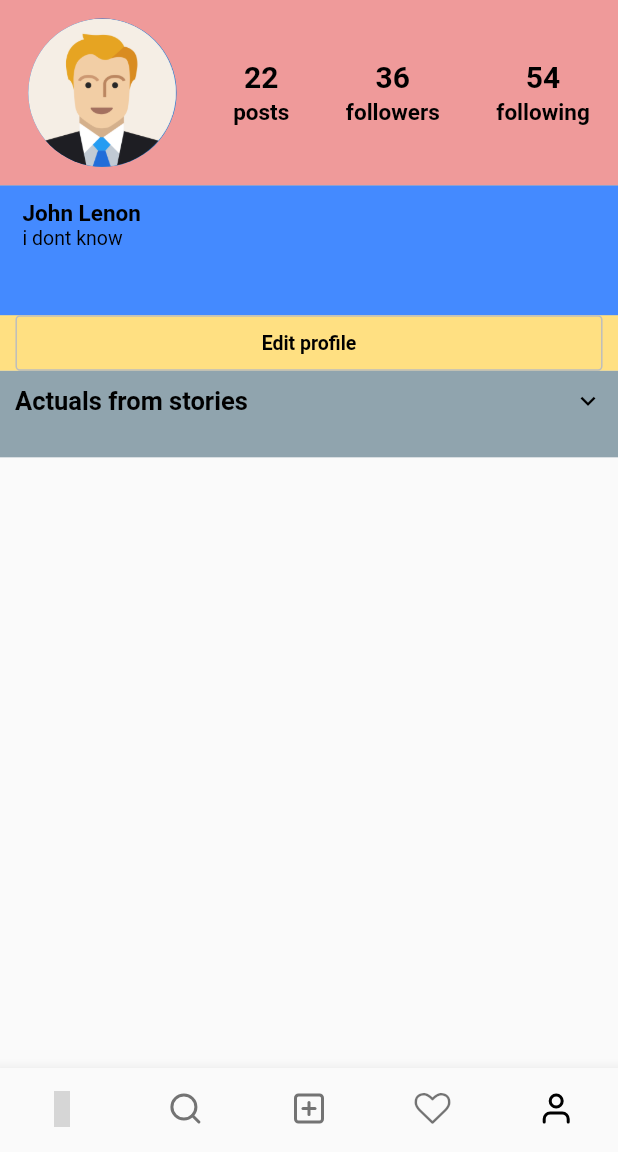
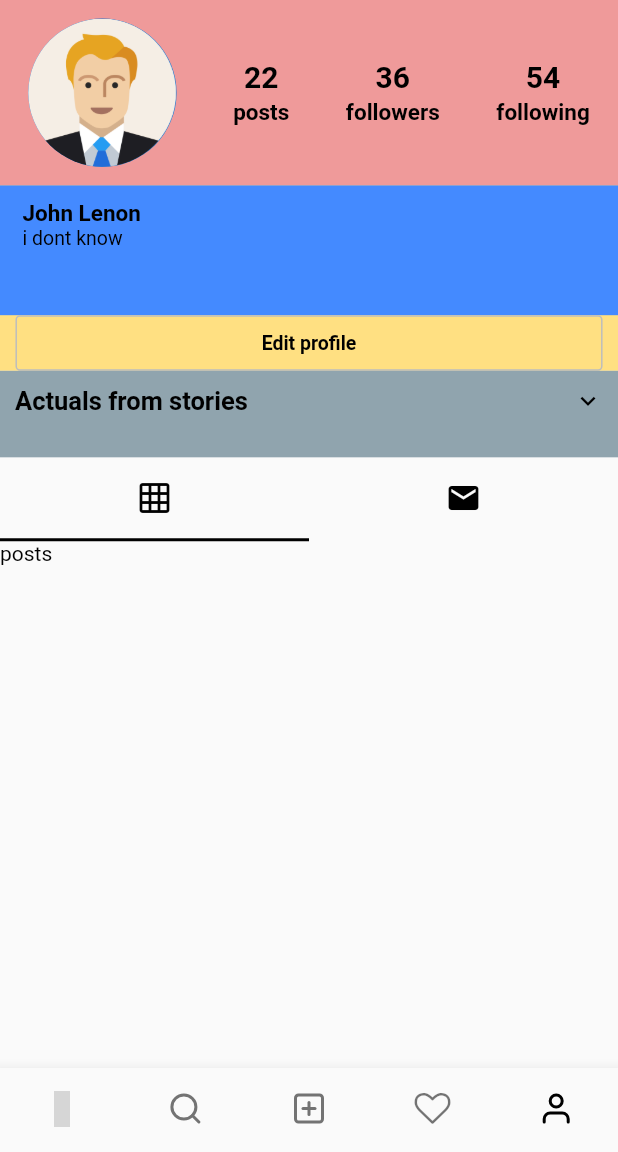
Before and after one commit to karen98bdiw/instagram2, a Flutter app: the screen it shows after launch, item 5 of the bottom bar chosen, on a phone screen of 412 x 824 dp, the part 84-1236 px from its top. Run offline on Flutter 3.47's test engine with Material 2 defaults, Android fonts, the phone set to English and light mode, and no system bars; our stand-ins replace flutter_icons; grey boxes are pictures that could not be loaded.

Commit message:
profile page - posts tab bar

```diff
--- a/lib/screens/profileScreen/ProfileScreen.dart
+++ b/lib/screens/profileScreen/ProfileScreen.dart
@@ -3,7 +3,8 @@ import 'package:flutter/material.dart';
 import 'profileScreenWidgets/ProfileScreenAppBar.dart';
 import 'profileScreenWidgets/ProfileScreenDrawer.dart';
 import './profileScreenWidgets/ProfileScreenInfo.dart';
-import './profileScreenWidgets/profileActualStories.dart';
+import './profileScreenWidgets/ProfileActualStories.dart';
+import './profileScreenWidgets/ProfilePosts.dart';
 
 import '../../models/User.dart';
 import '../../utils/UsersDB.dart';
@@ -21,6 +22,7 @@ class ProfileScreen extends StatelessWidget {
         children: [
           ProfileScreenInfo(curentUser),
           ProfileActualStories(),
+          ProfilePosts(),
         ],
       ),
     );
--- /dev/null
+++ b/lib/screens/profileScreen/profileScreenWidgets/ProfilePosts.dart
@@ -0,0 +1,35 @@
+import 'package:flutter/material.dart';
+
+class ProfilePosts extends StatelessWidget {
+  @override
+  Widget build(BuildContext context) {
+    return Expanded(
+        child: DefaultTabController(
+      initialIndex: 0,
+      length: 2,
+      child: Column(
+        children: [
+          Container(
+            height: kToolbarHeight,
+            child: TabBar(
+              tabs: [
+                Icon(Icons.grid_on),
+                Icon(Icons.local_post_office),
+              ],
+              indicatorColor: Colors.black,
+              labelColor: Colors.black,
+            ),
+          ),
+          Expanded(
+            child: TabBarView(
+              children: [
+                Text("posts"),
+                Text("friendPosts"),
+              ],
+            ),
+          ),
+        ],
+      ),
+    ));
+  }
+}
```
Also changed, not shown: lib/screens/profileScreen/profileScreenWidgets/ProfileActualStories.dart (renamed from lib/screens/profileScreen/profileScreenWidgets/profileActualStories.dart).
